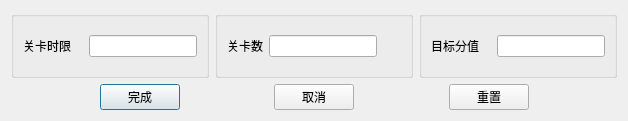
NewerLsg/StatServer, file ui/config.ui: the form before one commit.
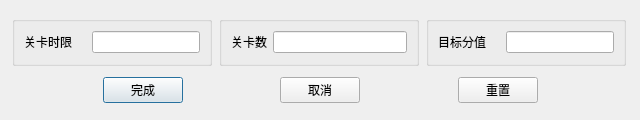
The form after the commit.

Commit message:
配置窗口UI
通过重画UI来解决UI控件的在对话框内的布局问题

```diff
--- a/ui/config.ui
+++ b/ui/config.ui
@@ -6,10 +6,22 @@
    <rect>
     <x>0</x>
     <y>0</y>
-    <width>628</width>
-    <height>121</height>
+    <width>640</width>
+    <height>120</height>
    </rect>
   </property>
+  <property name="sizePolicy">
+   <sizepolicy hsizetype="Fixed" vsizetype="Fixed">
+    <horstretch>0</horstretch>
+    <verstretch>0</verstretch>
+   </sizepolicy>
+  </property>
+  <property name="maximumSize">
+   <size>
+    <width>640</width>
+    <height>120</height>
+   </size>
+  </property>
   <property name="windowTitle">
    <string>Dialog</string>
   </property>
@@ -18,12 +30,43 @@
     <layout class="QVBoxLayout" name="verticalLayout">
      <item>
       <layout class="QHBoxLayout" name="horizontalLayout">
+       <property name="sizeConstraint">
+        <enum>QLayout::SetMinimumSize</enum>
+       </property>
        <item>
         <widget class="QGroupBox" name="groupBox_4">
+         <property name="sizePolicy">
+          <sizepolicy hsizetype="Fixed" vsizetype="Fixed">
+           <horstretch>0</horstretch>
+           <verstretch>0</verstretch>
+          </sizepolicy>
+         </property>
+         <property name="maximumSize">
+          <size>
+           <width>200</width>
+           <height>50</height>
+          </size>
+         </property>
          <property name="title">
           <string/>
          </property>
          <layout class="QGridLayout" name="gridLayout_3">
+          <item row="0" column="1" alignment="Qt::AlignHCenter">
+           <widget class="QLineEdit" name="TimeLimitLine">
+            <property name="styleSheet">
+             <string notr="true">font: 12pt &quot;仿宋&quot;;</string>
+            </property>
+            <property name="inputMethodHints">
+             <set>Qt::ImhDigitsOnly</set>
+            </property>
+            <property name="maxLength">
+             <number>3</number>
+            </property>
+            <property name="alignment">
+             <set>Qt::AlignCenter</set>
+            </property>
+           </widget>
+          </item>
           <item row="0" column="0">
            <widget class="QLabel" name="label_2">
             <property name="text">
@@ -31,61 +74,27 @@
             </property>
            </widget>
           </item>
-          <item row="0" column="1">
-           <spacer name="horizontalSpacer_5">
-            <property name="orientation">
-             <enum>Qt::Horizontal</enum>
-            </property>
-            <property name="sizeHint" stdset="0">
-             <size>
-              <width>3</width>
-              <height>20</height>
-             </size>
-            </property>
-           </spacer>
-          </item>
-          <item row="0" column="2" alignment="Qt::AlignHCenter">
-           <widget class="QLineEdit" name="TimeLimitLine">
-            <property name="styleSheet">
-             <string notr="true">font: 12pt &quot;仿宋&quot;;</string>
-            </property>
-            <property name="inputMethodHints">
-             <set>Qt::ImhDigitsOnly</set>
-            </property>
-            <property name="maxLength">
-             <number>3</number>
-            </property>
-           </widget>
-          </item>
          </layout>
         </widget>
        </item>
        <item>
         <widget class="QGroupBox" name="groupBox_7">
+         <property name="sizePolicy">
+          <sizepolicy hsizetype="Fixed" vsizetype="Fixed">
+           <horstretch>0</horstretch>
+           <verstretch>0</verstretch>
+          </sizepolicy>
+         </property>
+         <property name="maximumSize">
+          <size>
+           <width>200</width>
+           <height>50</height>
+          </size>
+         </property>
          <property name="title">
           <string/>
          </property>
          <layout class="QGridLayout" name="gridLayout_6">
-          <item row="0" column="2">
-           <spacer name="horizontalSpacer_9">
-            <property name="orientation">
-             <enum>Qt::Horizontal</enum>
-            </property>
-            <property name="sizeHint" stdset="0">
-             <size>
-              <width>3</width>
-              <height>20</height>
-             </size>
-            </property>
-           </spacer>
-          </item>
-          <item row="0" column="0" alignment="Qt::AlignVCenter">
-           <widget class="QLabel" name="label_5">
-            <property name="text">
-             <string>关卡数</string>
-            </property>
-           </widget>
-          </item>
           <item row="0" column="1">
            <widget class="QLineEdit" name="TotalLevels">
             <property name="styleSheet">
@@ -97,6 +106,16 @@
             <property name="maxLength">
              <number>2</number>
             </property>
+            <property name="alignment">
+             <set>Qt::AlignCenter</set>
+            </property>
+           </widget>
+          </item>
+          <item row="0" column="0" alignment="Qt::AlignVCenter">
+           <widget class="QLabel" name="label_5">
+            <property name="text">
+             <string>关卡数</string>
+            </property>
            </widget>
           </item>
          </layout>
@@ -104,10 +123,38 @@
        </item>
        <item>
         <widget class="QGroupBox" name="groupBox_5">
+         <property name="sizePolicy">
+          <sizepolicy hsizetype="Fixed" vsizetype="Fixed">
+           <horstretch>0</horstretch>
+           <verstretch>0</verstretch>
+          </sizepolicy>
+         </property>
+         <property name="maximumSize">
+          <size>
+           <width>200</width>
+           <height>50</height>
+          </size>
+         </property>
          <property name="title">
           <string/>
          </property>
          <layout class="QGridLayout" name="gridLayout_4">
+          <item row="0" column="1" alignment="Qt::AlignHCenter|Qt::AlignVCenter">
+           <widget class="QLineEdit" name="ScoreUnitLine">
+            <property name="styleSheet">
+             <string notr="true">font: 12pt &quot;宋体&quot;;</string>
+            </property>
+            <property name="inputMethodHints">
+             <set>Qt::ImhDigitsOnly</set>
+            </property>
+            <property name="maxLength">
+             <number>3</number>
+            </property>
+            <property name="alignment">
+             <set>Qt::AlignCenter</set>
+            </property>
+           </widget>
+          </item>
           <item row="0" column="0" alignment="Qt::AlignVCenter">
            <widget class="QLabel" name="label_3">
             <property name="text">
@@ -115,32 +162,6 @@
             </property>
            </widget>
           </item>
-          <item row="0" column="2" alignment="Qt::AlignHCenter|Qt::AlignVCenter">
-           <widget class="QLineEdit" name="ScoreUnitLine">
-            <property name="styleSheet">
-             <string notr="true">font: 12pt &quot;宋体&quot;;</string>
-            </property>
-            <property name="inputMethodHints">
-             <set>Qt::ImhDigitsOnly</set>
-            </property>
-            <property name="maxLength">
-             <number>3</number>
-            </property>
-           </widget>
-          </item>
-          <item row="0" column="1">
-           <spacer name="horizontalSpacer_6">
-            <property name="orientation">
-             <enum>Qt::Horizontal</enum>
-            </property>
-            <property name="sizeHint" stdset="0">
-             <size>
-              <width>3</width>
-              <height>20</height>
-             </size>
-            </property>
-           </spacer>
-          </item>
          </layout>
         </widget>
        </item>
```
Left out of the diff: 5 changed lines with no effect on the pictures. The commit also changes 3 other files.
